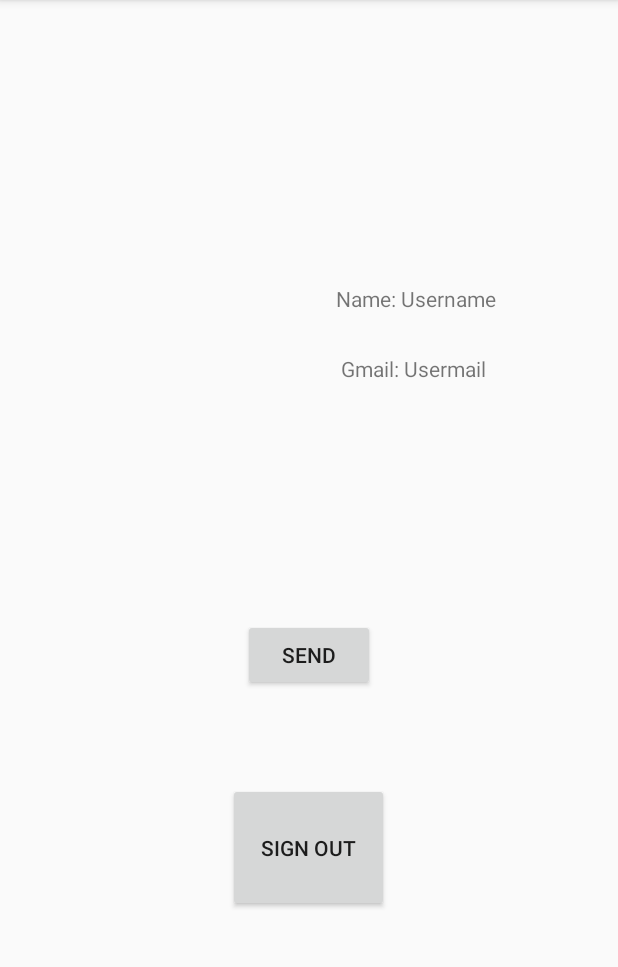
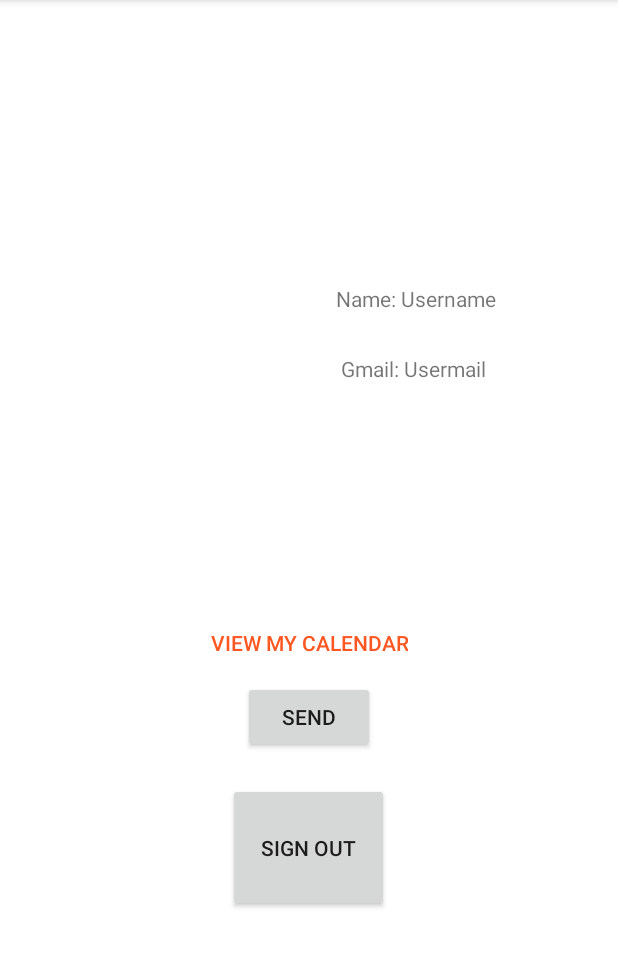
Before and after one commit to smkjason/Jarvis-CPEN-321-, an Android app: the LoggedIn screen opened directly, with no data from a screen before it, on a phone screen of 412 x 824 dp, the part 84-1051 px from its top. Run offline under Robolectric (Android 15) with nearby library versions, the phone set to English and light mode, and no system bars; pictures from the network do not load.

Commit message:
View Calendar

```diff
--- a/Jarvis/app/build.gradle
+++ b/Jarvis/app/build.gradle
@@ -45,5 +45,5 @@ dependencies {
     }
 
     androidTestImplementation 'androidx.test.ext:junit:1.1.1'
-   // androidTestImplementation 'com.google.code.findbugs:jsr305:1.3.9'
+    // androidTestImplementation 'com.google.code.findbugs:jsr305:1.3.9'
 }
--- a/Jarvis/app/src/main/AndroidManifest.xml
+++ b/Jarvis/app/src/main/AndroidManifest.xml
@@ -2,7 +2,7 @@
 <manifest xmlns:android="http://schemas.android.com/apk/res/android"
     package="com.example.jarvis">
 
-    <uses-permission android:name="android.permission.INTERNET"/>
+    <uses-permission android:name="android.permission.INTERNET" />
 
     <application
         android:allowBackup="true"
@@ -11,7 +11,8 @@
         android:roundIcon="@mipmap/ic_launcher_round"
         android:supportsRtl="true"
         android:theme="@style/AppTheme">
-        <activity android:name=".LoggedIn"></activity>
+        <activity android:name=".View_Calendar"></activity>
+        <activity android:name=".LoggedIn" />
         <activity android:name=".MainActivity">
             <intent-filter>
                 <action android:name="android.intent.action.MAIN" />
--- a/Jarvis/app/src/main/java/com/example/jarvis/LoggedIn.java
+++ b/Jarvis/app/src/main/java/com/example/jarvis/LoggedIn.java
@@ -1,5 +1,6 @@
 package com.example.jarvis;
 
+import android.content.Intent;
 import android.net.Uri;
 import android.net.UrlQuerySanitizer;
 import android.os.Bundle;
@@ -49,6 +50,7 @@ public class LoggedIn extends AppCompatActivity {
     Button Signout;
 
     Button Send;
+    Button View_Calendar;
 
     GoogleSignInClient mGoogleSignInClient;
 
@@ -72,6 +74,7 @@ public class LoggedIn extends AppCompatActivity {
         Useremail = findViewById(R.id.usergmail);
         Signout = findViewById(R.id.sign_out_button);
         Send = findViewById(R.id.urlconnection);
+        View_Calendar = findViewById(R.id.button);
 
         Signout.setOnClickListener(new View.OnClickListener() {
             @Override
@@ -81,7 +84,21 @@ public class LoggedIn extends AppCompatActivity {
                     case R.id.sign_out_button:
                         signOut();
                         break;
-                    // ...
+
+//                    case R.id.button:
+//                        goToCalendar();
+//                        break;// ...
+                }
+            }
+        });
+
+        View_Calendar.setOnClickListener(new View.OnClickListener() {
+            @Override
+            public void onClick(View view) {
+                switch (view.getId()){
+                    case R.id.button:
+                        goToCalendar();
+                        break;
                 }
             }
         });
@@ -159,4 +176,9 @@ public class LoggedIn extends AppCompatActivity {
                     }
                 });
     }
+
+    private void goToCalendar(){
+        Intent intent = new Intent(LoggedIn.this, View_Calendar.class);
+        startActivity(intent);
+    }
 }
--- a/Jarvis/app/src/main/res/layout/loggedin.xml
+++ b/Jarvis/app/src/main/res/layout/loggedin.xml
@@ -2,7 +2,10 @@
 <RelativeLayout xmlns:android="http://schemas.android.com/apk/res/android"
     xmlns:app="http://schemas.android.com/apk/res-auto"
     xmlns:tools="http://schemas.android.com/tools"
-    android:layout_width="match_parent" android:layout_height="match_parent">
+    android:layout_width="match_parent"
+    android:layout_height="match_parent"
+    android:background="#9C27B0"
+    android:backgroundTint="#FFFFFF">
 
     <ImageView
         android:id="@+id/Userphoto"
@@ -54,9 +57,20 @@
         android:layout_height="wrap_content"
         android:layout_alignParentBottom="true"
         android:layout_centerHorizontal="true"
-        android:layout_marginBottom="307dp"
+        android:layout_marginBottom="266dp"
         android:onClick="SendMessage"
         android:text="Send" />
 
+    <Button
+        android:id="@+id/button"
+        style="@style/Widget.AppCompat.Button.Borderless.Colored"
+        android:layout_width="wrap_content"
+        android:layout_height="93dp"
+        android:layout_alignParentTop="true"
+        android:layout_centerHorizontal="true"
+        android:layout_marginTop="382dp"
+        android:text="View my Calendar"
+        android:textColor="#FF5722" />
+
 
 </RelativeLayout>
```
Also changed, not shown: Jarvis/app/src/main/java/com/example/jarvis/View_Calendar.java (added, +15 -0 lines), Jarvis/app/src/main/res/layout/activity_main.xml (+10 -0 lines), Jarvis/app/src/main/res/layout/view_calendar.xml (added, +11 -0 lines).
